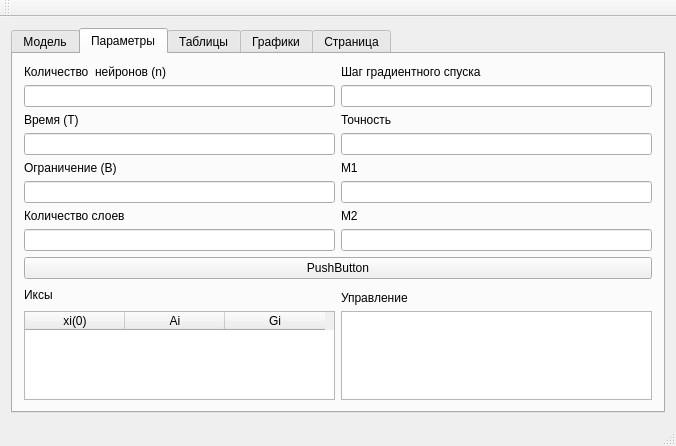
Qt form mainwindow.ui (TemVin/Neuronetwork) before a commit.
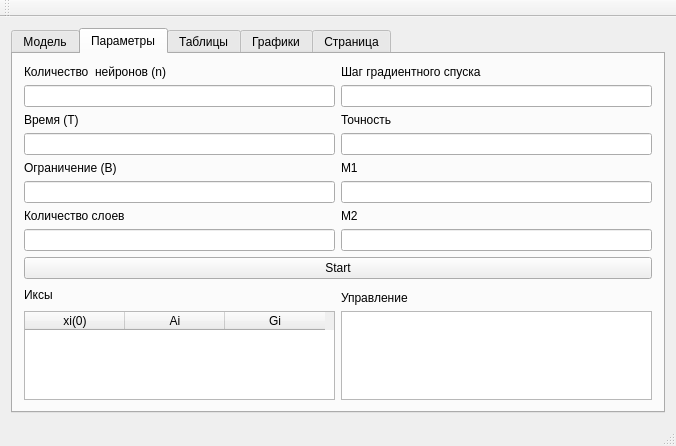
The same form after that commit.

Commit message: change names, add func for calc x

Diff of the .ui file:
```diff
--- a/mainwindow.ui
+++ b/mainwindow.ui
@@ -143,7 +143,7 @@
           <item row="11" column="0" colspan="2">
            <widget class="QPushButton" name="pushButton">
             <property name="text">
-             <string>PushButton</string>
+             <string>Start</string>
             </property>
            </widget>
           </item>
```
Left out of the diff: 32 changed lines with no effect on the pictures. The commit also changes 2 other files.
